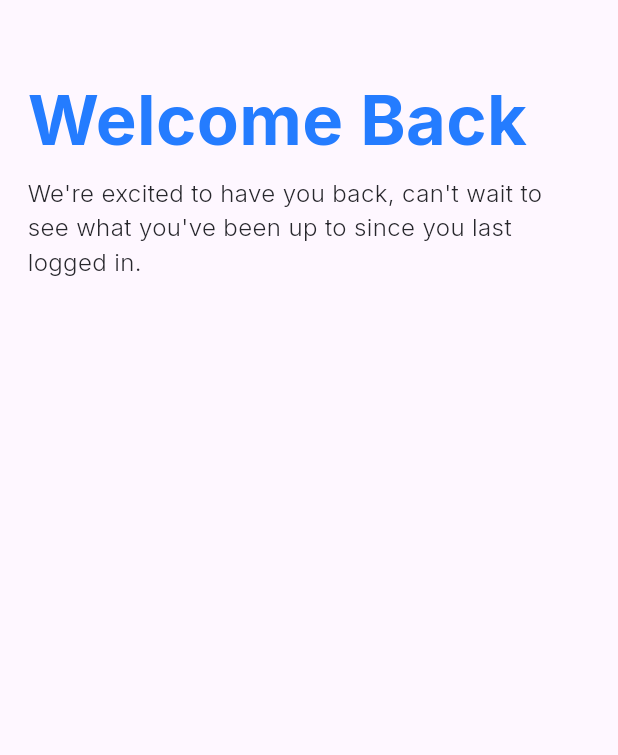
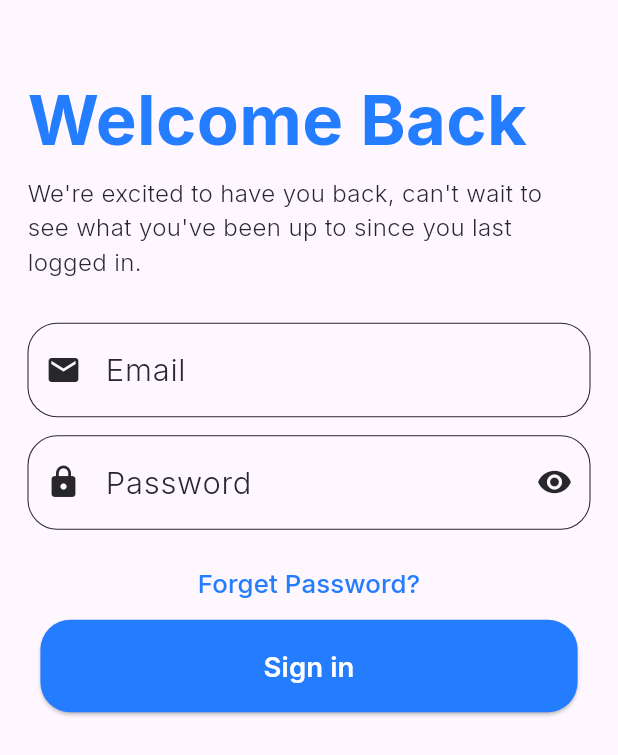
Before and after one commit to seiftarek10/clinic_square, a Flutter app: the SignIn screen opened by its route, on a phone screen of 412 x 824 dp. Shown: the top 755 px of the screen. Run offline on Flutter 3.47's test engine with Material 3 defaults, Android fonts, the phone set to English and light mode, and no system bars; our stand-ins replace flutter_screenutil, font_awesome_flutter, go_router, google_fonts.

Commit message:
add forget password to sign in page

```diff
--- a/lib/Core/Helpers/space.dart
+++ b/lib/Core/Helpers/space.dart
@@ -6,4 +6,6 @@ abstract class Space {
   static SizedBox bottomSpace = SizedBox(height: 6.h);
   static SizedBox verticalSpace12 = SizedBox(height: 12.h);
   static SizedBox verticalSpace18 = SizedBox(height: 18.h);
+  static SizedBox verticalSpace24 = SizedBox(height: 24.h);
+  static SizedBox verticalSpace50 = SizedBox(height: 50.h);
 }
--- a/lib/Core/Ui_Helpers/form_conditions.dart
+++ b/lib/Core/Helpers/validation_form.dart
@@ -1,7 +1,7 @@
 import 'package:clinic_square/Core/Helpers/extensions.dart';
 import 'package:clinic_square/Core/Helpers/regex.dart';
 
-abstract class FormValidation {
+abstract class ValidationForm {
   static String validEmail(String? email) {
     if (email.isNullOrEmpty() || Regex.isEmailValid(email!)) {
       return 'Enter Valid Email';
--- a/lib/Core/Themes/fonts.dart
+++ b/lib/Core/Themes/fonts.dart
@@ -29,4 +29,6 @@ abstract class Fonts {
       fontSize: 20.sp, fontWeight: FontWeight.w700, color: AppColors.mainBlue);
     static TextStyle font24_600mainBlue = GoogleFonts.inter(
       fontSize: 24.sp, fontWeight: FontWeight.w600, color: AppColors.mainBlue);
+     static TextStyle font15_500mainBlue = GoogleFonts.inter(
+      fontSize: 15.sp, fontWeight: FontWeight.w500, color: AppColors.mainBlue);
 }
--- a/lib/Core/Widgets/app_main_button.dart
+++ b/lib/Core/Widgets/app_main_button.dart
@@ -4,12 +4,13 @@ import 'package:flutter/material.dart';
 import 'package:flutter_screenutil/flutter_screenutil.dart';
 
 class AppButton extends StatelessWidget {
-  const AppButton({super.key, required this.onPressed});
+  const AppButton({super.key, required this.onPressed, required this.text});
   final void Function() onPressed;
+  final String text;
   @override
   Widget build(BuildContext context) {
     return ElevatedButton(
-      onPressed:onPressed,
+      onPressed: onPressed,
       style: ElevatedButton.styleFrom(
         shape: RoundedRectangleBorder(borderRadius: BorderRadius.circular(20)),
         padding:
@@ -17,7 +18,7 @@ class AppButton extends StatelessWidget {
         backgroundColor: AppColors.mainBlue,
       ),
       child: Text(
-        "Sign Up",
+        text,
         style: Fonts.font16_600White,
       ),
     );
--- /dev/null
+++ b/lib/Features/Authentication/Prsenetaion/View/Sign In/forget_passwrod_text.dart
@@ -0,0 +1,18 @@
+
+import 'package:clinic_square/Core/Themes/fonts.dart';
+import 'package:flutter/material.dart';
+
+class ForgetPassworText extends StatelessWidget {
+  const ForgetPassworText({super.key});
+
+  @override
+  Widget build(BuildContext context) {
+    return TextButton(
+      child: Text(
+        "Forget Password?",
+        style: Fonts.font15_500mainBlue,
+      ),
+      onPressed: (){},
+    );
+  }
+}
--- a/lib/Features/Authentication/Prsenetaion/View/Sign In/sign_in.dart
+++ b/lib/Features/Authentication/Prsenetaion/View/Sign In/sign_in.dart
@@ -1,6 +1,9 @@
 import 'package:clinic_square/Core/Helpers/space.dart';
+import 'package:clinic_square/Core/Widgets/app_main_button.dart';
 import 'package:clinic_square/Core/Widgets/app_padding.dart';
 import 'package:clinic_square/Core/Widgets/scrollable_widget.dart';
+import 'package:clinic_square/Features/Authentication/Prsenetaion/View/Sign%20In/forget_passwrod_text.dart';
+import 'package:clinic_square/Features/Authentication/Prsenetaion/View/Sign%20In/sign_in_form.dart';
 import 'package:clinic_square/Features/Authentication/Prsenetaion/View/Sign%20In/sign_in_header_text.dart';
 import 'package:flutter/material.dart';
 
@@ -16,7 +19,13 @@ class SignIn extends StatelessWidget {
         Column(
           children: [
             Space.topSpace,
-            const SignInHeaderText()
+            const SignInHeaderText(),
+            Space.verticalSpace24,
+            const SignInForm(),
+            const ForgetPassworText(),
+            AppButton(
+              text: 'Sign in',
+              onPressed: (){  })
           ],
         ))),
       ),
--- a/lib/Features/Authentication/Prsenetaion/View/Sign In/sign_in_form.dart
+++ b/lib/Features/Authentication/Prsenetaion/View/Sign In/sign_in_form.dart
@@ -1,4 +1,4 @@
-import 'package:clinic_square/Core/Ui_Helpers/form_conditions.dart';
+import 'package:clinic_square/Core/Helpers/validation_form.dart';
 import 'package:clinic_square/Core/Widgets/app_text_field.dart';
 import 'package:flutter/material.dart';
 
@@ -23,7 +23,7 @@ class _SignInFormState extends State<SignInForm> {
               icon: Icons.email,
               controller: TextEditingController(),
               validator: (value) {
-                return FormValidation.nullOrEmptyValidation(value, 'Email');
+                return ValidationForm.nullOrEmptyValidation(value, 'Email');
               }),
           AppTextField(
             hintText: 'Password',
--- a/lib/Features/Authentication/Prsenetaion/View/Sign up/Sign Up Doctor/sign_up_doctor.dart
+++ b/lib/Features/Authentication/Prsenetaion/View/Sign up/Sign Up Doctor/sign_up_doctor.dart
@@ -29,7 +29,10 @@ class SignUpDoctor extends StatelessWidget {
               Space.verticalSpace12,
               const AttachFiled(),
               Space.verticalSpace18,
-              AppButton(onPressed: () {}),
+              AppButton(
+                  text: 'Sign Up',
+
+                onPressed: () {}),
              Space.verticalSpace18,
               const PolicesAndContions(),
               Space.verticalSpace18,
--- a/lib/Features/Authentication/Prsenetaion/View/Sign up/Sign Up Patinet/sign_up_patinet.dart
+++ b/lib/Features/Authentication/Prsenetaion/View/Sign up/Sign Up Patinet/sign_up_patinet.dart
@@ -26,7 +26,10 @@ class SignUpPatinet extends StatelessWidget {
               showAgeField: true,
             ),
             Space.verticalSpace18,
-            AppButton(onPressed: () {}),
+            AppButton(
+                  text: 'Sign Up',
+
+              onPressed: () {}),
             Space.verticalSpace18,
               const PolicesAndContions(),
               Space.verticalSpace18,
--- a/lib/Features/Authentication/Prsenetaion/View/Sign up/Sign up Lab/sign_up_lab.dart
+++ b/lib/Features/Authentication/Prsenetaion/View/Sign up/Sign up Lab/sign_up_lab.dart
@@ -26,11 +26,11 @@ class SignupLab extends StatelessWidget {
               const SignupForm(
                 showAgeField: false,
                 location: 'Location',
-                ),
+              ),
               Space.verticalSpace12,
               const AttachFiled(),
               Space.verticalSpace12,
-              AppButton(onPressed: () {}),
+              AppButton(text: 'Sign Up', onPressed: () {}),
               Space.verticalSpace18,
               const PolicesAndContions(),
               Space.verticalSpace18,
--- a/lib/Features/Authentication/Prsenetaion/View/Sign up/Sign up pharmacy/sign_up_pharmacy.dart
+++ b/lib/Features/Authentication/Prsenetaion/View/Sign up/Sign up pharmacy/sign_up_pharmacy.dart
@@ -29,7 +29,9 @@ class SignUpPharmacy extends StatelessWidget {
               ), Space.verticalSpace12,
                 const AttachFiled(),
                 Space.verticalSpace12,
-                AppButton(onPressed: () {}),
+                AppButton(
+                  text: 'Sign Up',
+                  onPressed: () {}),
                 Space.verticalSpace18,
                 const PolicesAndContions(),
                 Space.verticalSpace18,
--- a/lib/Features/Authentication/Prsenetaion/View/Sign up/signup_form.dart
+++ b/lib/Features/Authentication/Prsenetaion/View/Sign up/signup_form.dart
@@ -1,4 +1,4 @@
-import 'package:clinic_square/Core/Ui_Helpers/form_conditions.dart';
+import 'package:clinic_square/Core/Helpers/validation_form.dart';
 import 'package:clinic_square/Core/Widgets/app_text_field.dart';
 import 'package:flutter/material.dart';
 
@@ -34,7 +34,7 @@ class _SignupFormState extends State<SignupForm> {
             icon: Icons.person,
             controller: TextEditingController(),
             validator: (value) {
-              return FormValidation.nullOrEmptyValidation(value, "Name");
+              return ValidationForm.nullOrEmptyValidation(value, "Name");
             },
           ),
           AppTextField(
```
